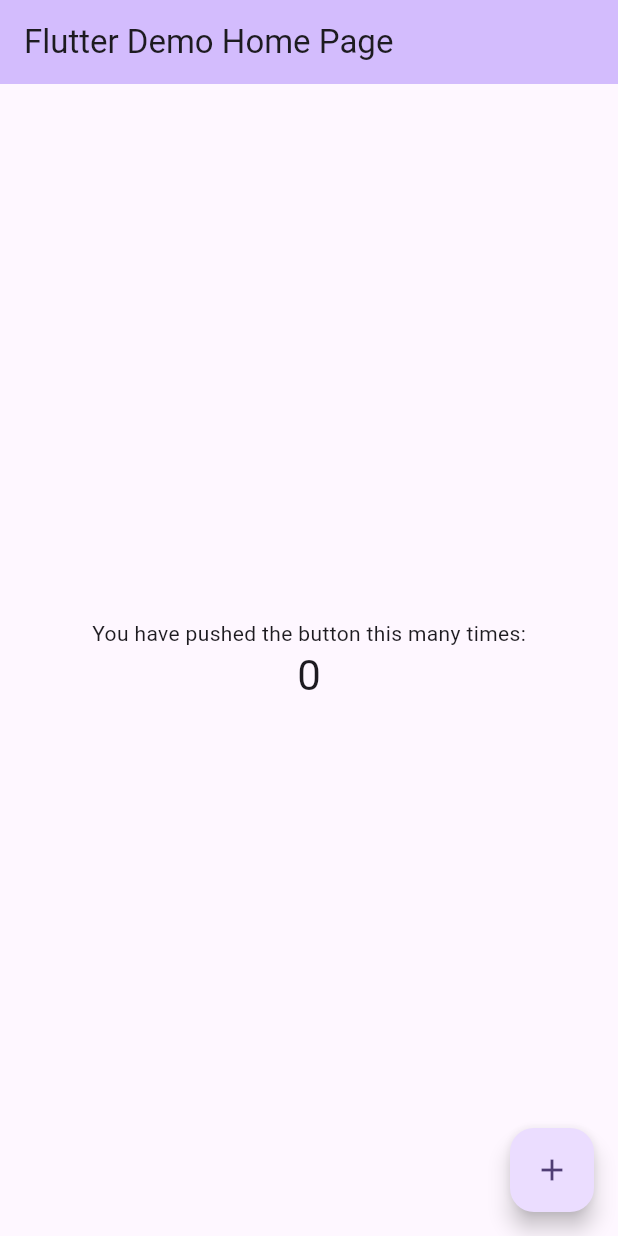
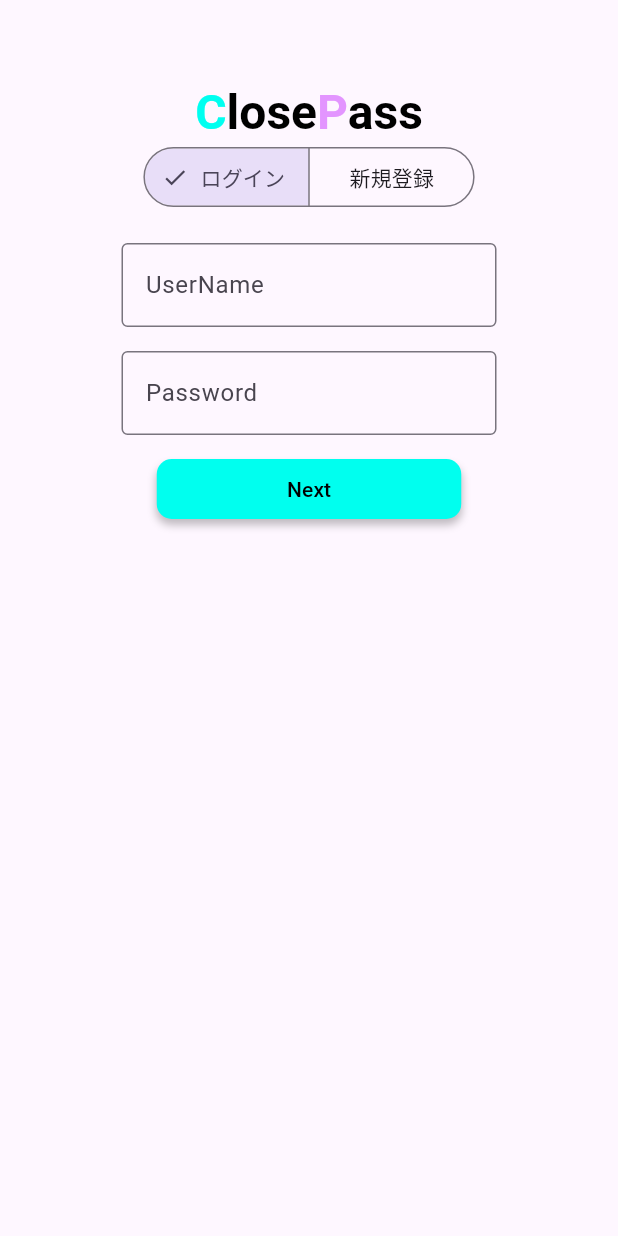
Before and after one commit to tosaken1116/ThresherCup_Front, a Flutter app: the screen it shows after launch, on a phone screen of 412 x 824 dp. Run offline on Flutter 3.47's test engine with Material 2 defaults, Android fonts, the light colour scheme and no system bars.

Commit message:
feture/#1LoginPage+SignupPage1

```diff
--- /dev/null
+++ b/lib/LoginPage.dart
@@ -0,0 +1,226 @@
+import 'package:flutter/material.dart';
+import 'SignupPage.dart';
+
+class LoginPage extends StatelessWidget {
+  @override
+  Widget build(BuildContext context) {
+    return MaterialApp(
+      theme: ThemeData(useMaterial3: true),
+      home: Scaffold(
+        appBar: AppBar(title: const Text('')),
+        body: Center(
+          child: Column(
+            children: [
+              RichText(
+                text: TextSpan(
+                  style: TextStyle(fontSize: 32),
+                  children: <TextSpan>[
+                    TextSpan(
+                      text: 'C',
+                      style: TextStyle(
+                        color: Color(0xFF00FFF0),
+                        fontWeight: FontWeight.bold,
+                      ),
+                    ),
+                    TextSpan(
+                      text: 'lose',
+                      style: TextStyle(
+                        color: Color(0xff000000),
+                        fontWeight: FontWeight.bold,
+                      ),
+                    ),
+                    TextSpan(
+                      text: 'P',
+                      style: TextStyle(
+                        color: Color(0xFFE395FF),
+                        fontWeight: FontWeight.bold,
+                      ),
+                    ),
+                    TextSpan(
+                      text: 'ass',
+                      style: TextStyle(
+                        color: Color(0xff000000),
+                        fontWeight: FontWeight.bold,
+                      ),
+                    ),
+                  ],
+                ),
+              ),
+              SingleChoice(),
+              SizedBox(height: 20),
+              UserNameInput(),
+              PasswordInput(),
+              Button(),
+              Spacer(),
+            ],
+          ),
+        ),
+      ),
+    );
+  }
+}
+
+enum Enter { login, signup }
+
+class SingleChoice extends StatefulWidget {
+  const SingleChoice({Key? key}) : super(key: key);
+
+  @override
+  State<SingleChoice> createState() => _SingleChoiceState();
+}
+
+class _SingleChoiceState extends State<SingleChoice> {
+  Enter enterView = Enter.login;
+
+  @override
+  Widget build(BuildContext context) {
+    return SegmentedButton<Enter>(
+      segments: const <ButtonSegment<Enter>>[
+        ButtonSegment<Enter>(
+          value: Enter.login,
+          label: Text('ログイン'),
+        ),
+        ButtonSegment<Enter>(
+          value: Enter.signup,
+          label: Text('新規登録'),
+        ),
+      ],
+      selected: <Enter>{enterView},
+      onSelectionChanged: (Set<Enter> newSelection) {
+        setState(() {
+          enterView = newSelection.first;
+        });
+
+        if (enterView == Enter.login) {
+          Navigator.push(
+            context,
+                  MaterialPageRoute(
+                    builder: (context) {
+                      return LoginPage();
+                    }
+                  ),
+          );
+        } else if (enterView == Enter.signup) {
+          Navigator.push(
+            context,
+                  MaterialPageRoute(
+                    builder: (context) {
+                      return SignupPage();
+                    }
+                  )
+          );
+        }
+      },
+    );
+  }
+}
+
+
+class UserNameInput extends StatelessWidget {
+  const UserNameInput({Key? key}) : super(key: key); // Added 'Key?' parameter
+
+  @override
+  Widget build(BuildContext context) {
+    return Column(
+      children: [
+        SizedBox(
+          width: 250,
+          child: TextField(
+            obscureText: true,
+            decoration: InputDecoration(
+              border: OutlineInputBorder(),
+              labelText: 'UserName',
+            ),
+          ),
+        ),
+        SizedBox(height: 16),
+      ],
+    );
+  }
+}
+
+class PasswordInput extends StatelessWidget {
+  const PasswordInput({Key? key}) : super(key: key); // Added 'Key?' parameter
+
+  @override
+  Widget build(BuildContext context) {
+    return Column(
+      children: [
+        SizedBox(
+          width: 250,
+          child: TextField(
+            obscureText: true,
+            decoration: InputDecoration(
+              border: OutlineInputBorder(),
+              labelText: 'Password',
+            ),
+          ),
+        ),
+        SizedBox(height: 16),
+      ],
+    );
+  }
+}
+
+class Button extends StatelessWidget {
+  @override
+  Widget build(BuildContext context) {
+    return Column(
+      children: [
+        Container(
+          width: 203,
+          height: 40,
+          clipBehavior: Clip.antiAlias,
+          decoration: ShapeDecoration(
+            color: Color(0xFF00FFEF),
+            shape: RoundedRectangleBorder(
+              borderRadius: BorderRadius.circular(10),
+            ),
+            shadows: [
+              BoxShadow(
+                color: Color(0x3F000000),
+                blurRadius: 4,
+                offset: Offset(0, 4),
+                spreadRadius: 0,
+              )
+            ],
+          ),
+          child: Column(
+            mainAxisSize: MainAxisSize.min,
+            mainAxisAlignment: MainAxisAlignment.center,
+            crossAxisAlignment: CrossAxisAlignment.center,
+            children: [
+              Expanded(
+                child: Container(
+                  width: double.infinity,
+                  padding: const EdgeInsets.symmetric(horizontal: 24, vertical: 10),
+                  child: Row(
+                    mainAxisSize: MainAxisSize.min,
+                    mainAxisAlignment: MainAxisAlignment.center,
+                    crossAxisAlignment: CrossAxisAlignment.center,
+                    children: [
+                      // The 'NextButton' widget seems to be missing or not defined in this code snippet.
+                      // If it's a custom widget, you need to import and use it here.
+                      Text(
+                        'Next',
+                        textAlign: TextAlign.center,
+                        style: TextStyle(
+                          color: Colors.black,
+                          fontSize: 14,
+                          fontFamily: 'Roboto',
+                          fontWeight: FontWeight.w500,
+                          height: 1.43,
+                          letterSpacing: 0.10,
+                        ),
+                      ),
+                    ],
+                  ),
+                ),
+              ),
+            ],
+          ),
+        ),
+      ],
+    );
+  }
+}
--- a/lib/main.dart
+++ b/lib/main.dart
@@ -1,125 +1,21 @@
 import 'package:flutter/material.dart';
+import 'LoginPage.dart';
 
 void main() {
-  runApp(const MyApp());
+  runApp(MyApp());
 }
 
 class MyApp extends StatelessWidget {
-  const MyApp({super.key});
-
   // This widget is the root of your application.
   @override
   Widget build(BuildContext context) {
     return MaterialApp(
       title: 'Flutter Demo',
       theme: ThemeData(
-        // This is the theme of your application.
-        //
-        // TRY THIS: Try running your application with "flutter run". You'll see
-        // the application has a blue toolbar. Then, without quitting the app,
-        // try changing the seedColor in the colorScheme below to Colors.green
-        // and then invoke "hot reload" (save your changes or press the "hot
-        // reload" button in a Flutter-supported IDE, or press "r" if you used
-        // the command line to start the app).
-        //
-        // Notice that the counter didn't reset back to zero; the application
-        // state is not lost during the reload. To reset the state, use hot
-        // restart instead.
-        //
-        // This works for code too, not just values: Most code changes can be
-        // tested with just a hot reload.
-        colorScheme: ColorScheme.fromSeed(seedColor: Colors.deepPurple),
-        useMaterial3: true,
+        primarySwatch: Colors.blue,
+        visualDensity: VisualDensity.adaptivePlatformDensity,
       ),
-      home: const MyHomePage(title: 'Flutter Demo Home Page'),
+      home: LoginPage(),
     );
   }
 }
-
-class MyHomePage extends StatefulWidget {
-  const MyHomePage({super.key, required this.title});
-
-  // This widget is the home page of your application. It is stateful, meaning
-  // that it has a State object (defined below) that contains fields that affect
-  // how it looks.
-
-  // This class is the configuration for the state. It holds the values (in this
-  // case the title) provided by the parent (in this case the App widget) and
-  // used by the build method of the State. Fields in a Widget subclass are
-  // always marked "final".
-
-  final String title;
-
-  @override
-  State<MyHomePage> createState() => _MyHomePageState();
-}
-
-class _MyHomePageState extends State<MyHomePage> {
-  int _counter = 0;
-
-  void _incrementCounter() {
-    setState(() {
-      // This call to setState tells the Flutter framework that something has
-      // changed in this State, which causes it to rerun the build method below
-      // so that the display can reflect the updated values. If we changed
-      // _counter without calling setState(), then the build method would not be
-      // called again, and so nothing would appear to happen.
-      _counter++;
-    });
-  }
-
-  @override
-  Widget build(BuildContext context) {
-    // This method is rerun every time setState is called, for instance as done
-    // by the _incrementCounter method above.
-    //
-    // The Flutter framework has been optimized to make rerunning build methods
-    // fast, so that you can just rebuild anything that needs updating rather
-    // than having to individually change instances of widgets.
-    return Scaffold(
-      appBar: AppBar(
-        // TRY THIS: Try changing the color here to a specific color (to
-        // Colors.amber, perhaps?) and trigger a hot reload to see the AppBar
-        // change color while the other colors stay the same.
-        backgroundColor: Theme.of(context).colorScheme.inversePrimary,
-        // Here we take the value from the MyHomePage object that was created by
-        // the App.build method, and use it to set our appbar title.
-        title: Text(widget.title),
-      ),
-      body: Center(
-        // Center is a layout widget. It takes a single child and positions it
-        // in the middle of the parent.
-        child: Column(
-          // Column is also a layout widget. It takes a list of children and
-          // arranges them vertically. By default, it sizes itself to fit its
-          // children horizontally, and tries to be as tall as its parent.
-          //
-          // Column has various properties to control how it sizes itself and
-          // how it positions its children. Here we use mainAxisAlignment to
-          // center the children vertically; the main axis here is the vertical
-          // axis because Columns are vertical (the cross axis would be
-          // horizontal).
-          //
-          // TRY THIS: Invoke "debug painting" (choose the "Toggle Debug Paint"
-          // action in the IDE, or press "p" in the console), to see the
-          // wireframe for each widget.
-          mainAxisAlignment: MainAxisAlignment.center,
-          children: <Widget>[
-            const Text(
-              'You have pushed the button this many times:',
-            ),
-            Text(
-              '$_counter',
-              style: Theme.of(context).textTheme.headlineMedium,
-            ),
-          ],
-        ),
-      ),
-      floatingActionButton: FloatingActionButton(
-        onPressed: _incrementCounter,
-        tooltip: 'Increment',
-        child: const Icon(Icons.add),
-      ), // This trailing comma makes auto-formatting nicer for build methods.
-    );
-  }
-}
```
Also changed, not shown: lib/SignupPage.dart (added, +265 -0 lines), pubspec.lock, 4 other files.
